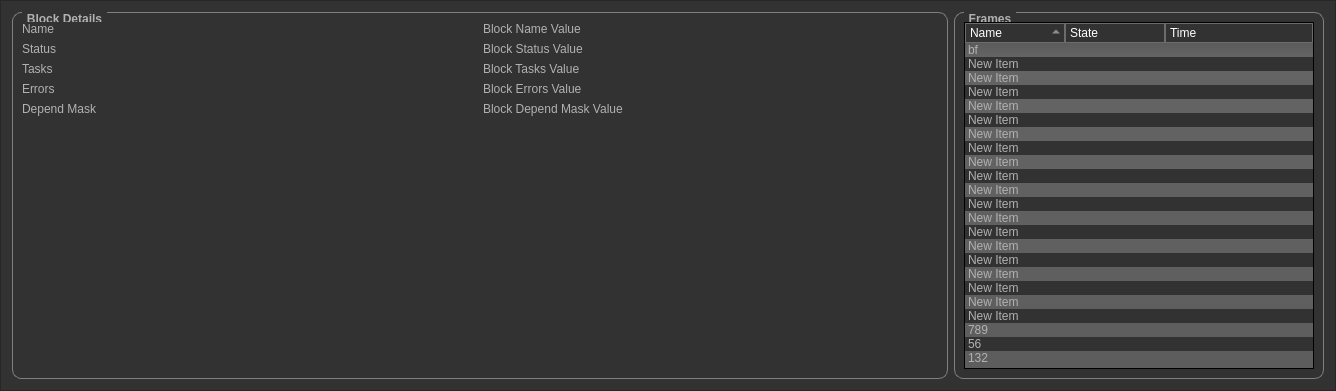
Above: blockDetails.ui from lithorus/afGui before the change. Below: the same form after it.
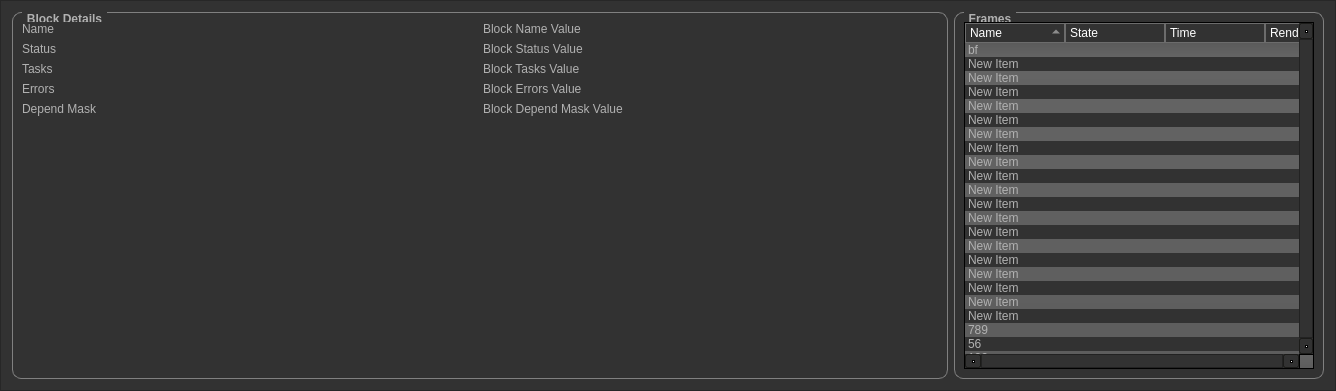
That is the form after the change. Icons and pictures are not drawn.

Commit message: Switch to afcmd

```diff
--- a/blockDetails.ui
+++ b/blockDetails.ui
@@ -658,6 +658,11 @@
           <string>Time</string>
          </property>
         </column>
+        <column>
+         <property name="text">
+          <string>Render</string>
+         </property>
+        </column>
         <item>
          <property name="text">
           <string>New Item</string>
```
The commit also changes 1 other file.
